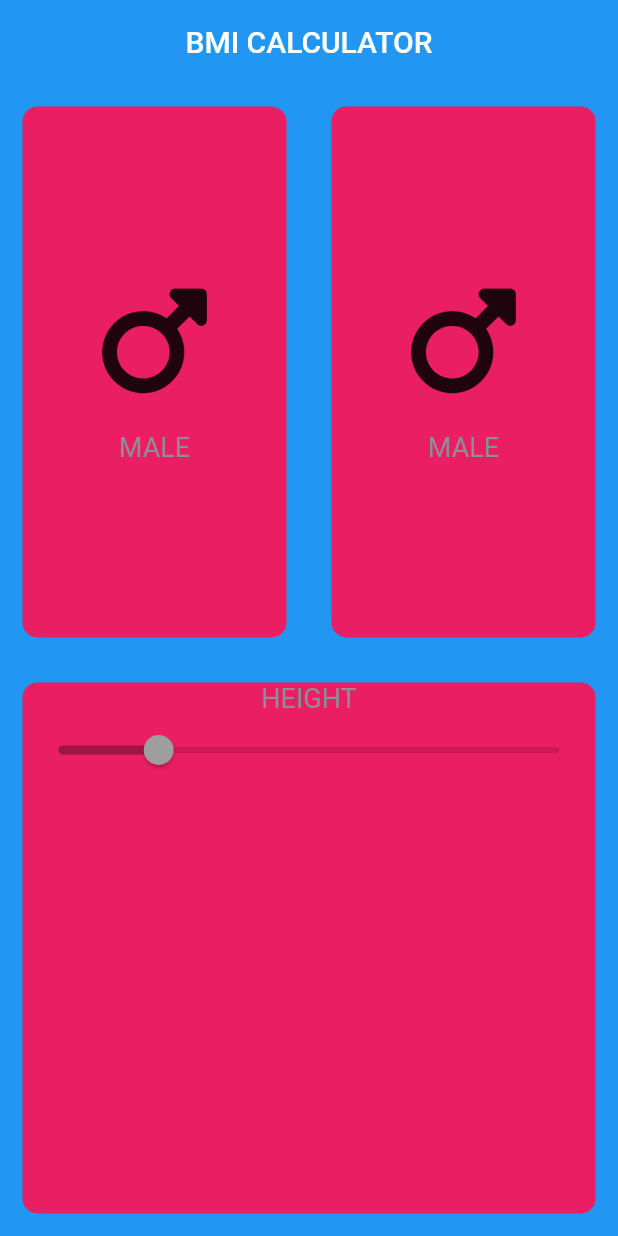
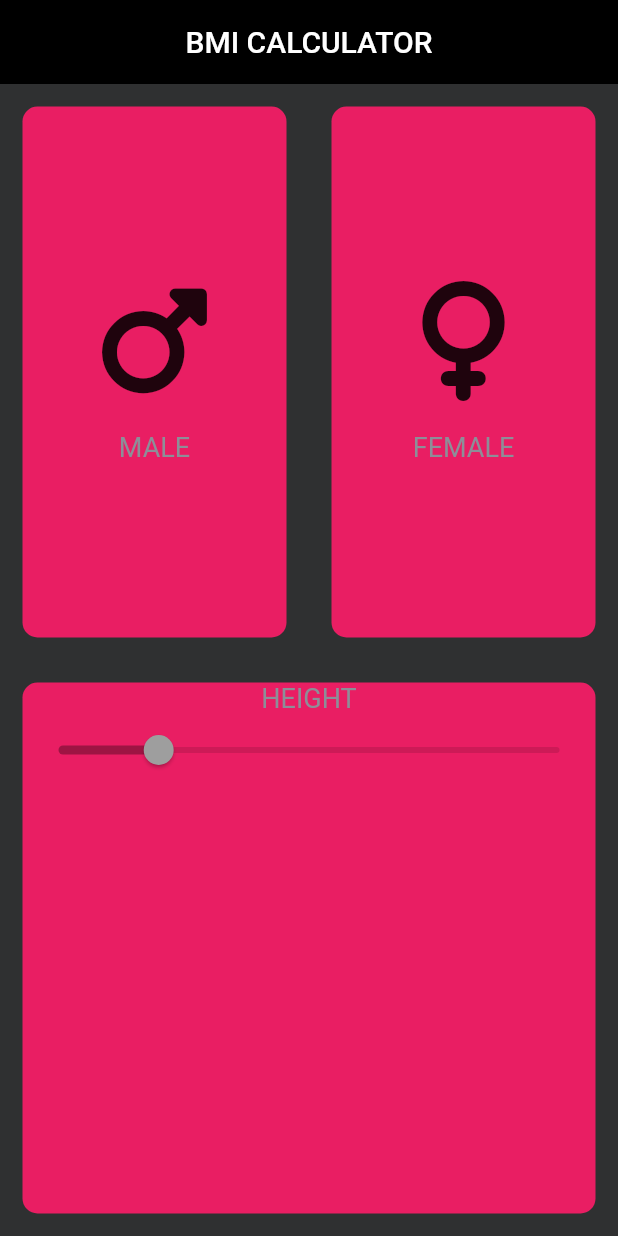
Before and after one commit to HEYKASHIF/Bmi_Calci, a Flutter app: the screen it shows after launch, on a phone screen of 412 x 824 dp. Run offline on Flutter 3.47's test engine with Material 2 defaults, Android fonts, the phone set to English and light mode, and no system bars; our stand-ins replace font_awesome_flutter.

Commit message:
2-april commit3

```diff
--- a/lib/pages/Home_page.dart
+++ b/lib/pages/Home_page.dart
@@ -2,6 +2,11 @@ import 'package:bmi_calci/widgets/Icon_Content.dart';
 import 'package:bmi_calci/widgets/Reusable_Card.dart';
 import 'package:flutter/material.dart';
 import 'package:font_awesome_flutter/font_awesome_flutter.dart';
+
+enum Gender {
+  male,
+  female,
+}
 
 class HomePage extends StatefulWidget {
   const HomePage({super.key});
@@ -14,8 +19,9 @@ class _HomePageState extends State<HomePage> {
   @override
   Widget build(BuildContext context) {
     return Scaffold(
-      backgroundColor: Colors.blue,
+      backgroundColor: Color.fromARGB(255, 47, 48, 49),
       appBar: AppBar(
+        backgroundColor: Colors.black,
         elevation: 0,
         title: Text('BMI CALCULATOR'),
         centerTitle: true,
@@ -38,8 +44,8 @@ class _HomePageState extends State<HomePage> {
                 Expanded(
                   child: ReusableCard(
                     CardChild: IconContent(
-                      icon: FontAwesomeIcons.mars,
-                      label: 'MALE',
+                      icon: FontAwesomeIcons.venus,
+                      label: 'FEMALE',
                     ),
                     color: Colors.pink,
                     onPress: () {},
```
